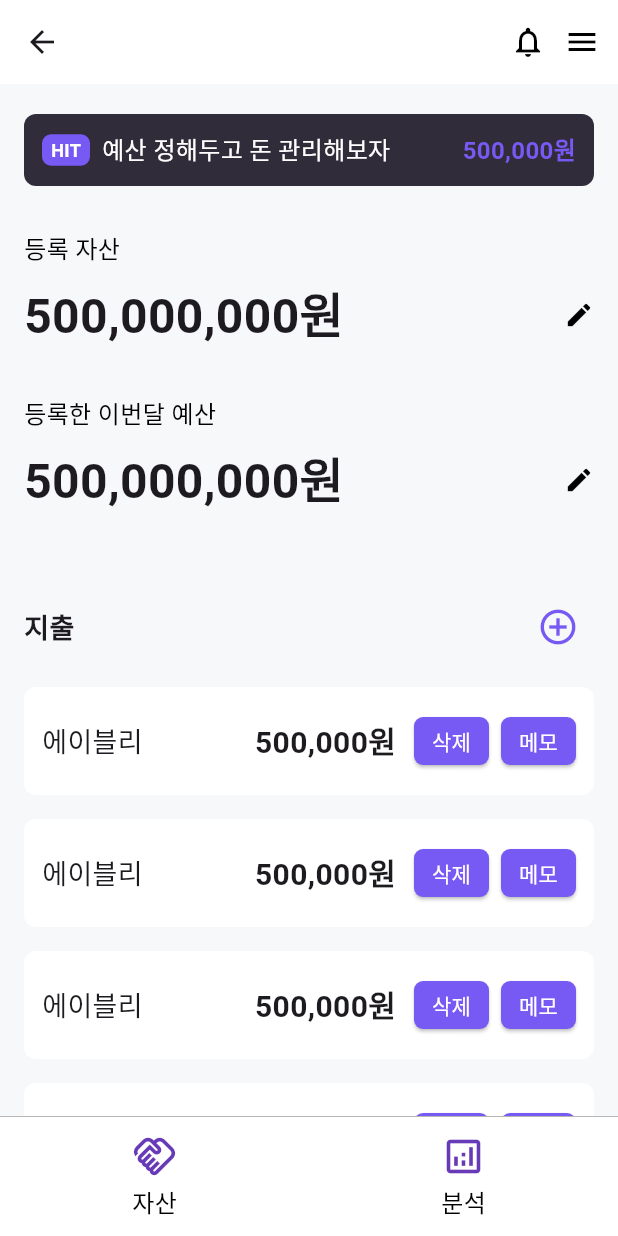
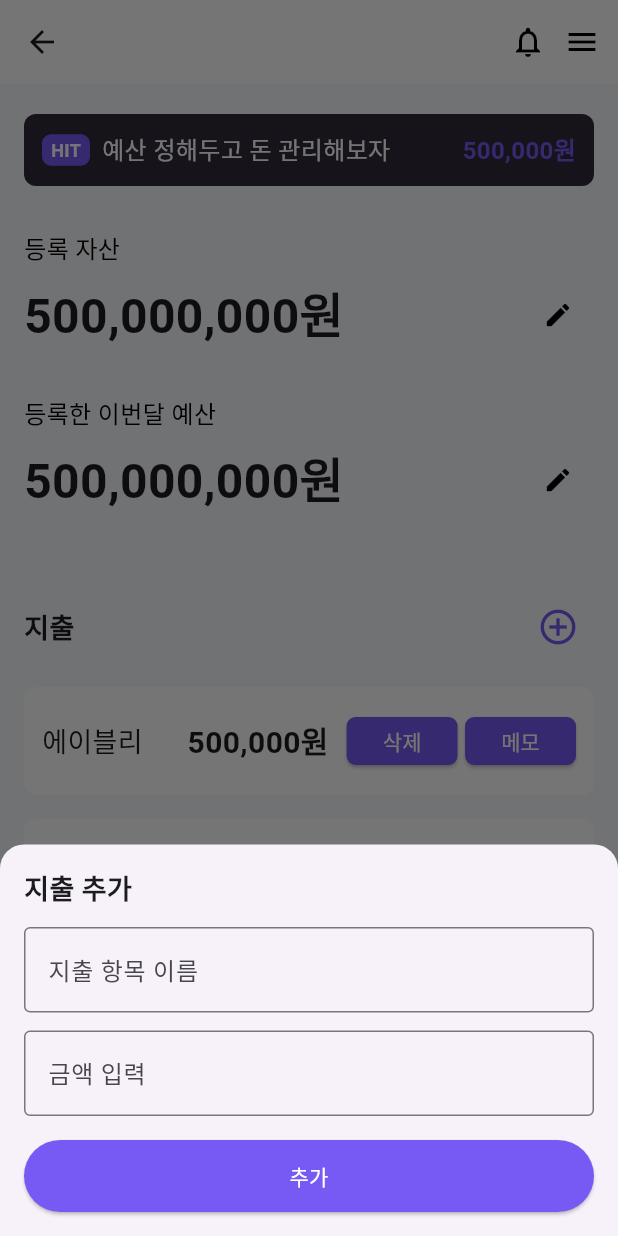
Before and after one commit to kimsiyeon0223/Mmmm, a Flutter app: the PropertyScreen screen opened directly, after a tap on the "add circle outline" icon, on a phone screen of 412 x 824 dp. Run offline on Flutter 3.47's test engine with Material 3 defaults, Android fonts, the light colour scheme and no system bars.

Commit message:
자산, 예산 수정 기능 & 지출 추가 기능

```diff
--- a/lib/screens/property.dart
+++ b/lib/screens/property.dart
@@ -1,8 +1,190 @@
 import 'package:flutter/material.dart';
 import '../components/footer.dart';
 
-class PropertyScreen extends StatelessWidget {
+class PropertyScreen extends StatefulWidget {
   const PropertyScreen({super.key});
+
+  @override
+  State<PropertyScreen> createState() => _PropertyScreenState();
+}
+
+class _PropertyScreenState extends State<PropertyScreen> {
+  String totalAsset = '500,000,000원';
+  String monthlyBudget = '500,000,000원';
+
+  List<Map<String, String>> expenses = [
+    {'name': '에이블리', 'amount': '500,000원'},
+    {'name': '스타벅스', 'amount': '10,000원'},
+  ];
+
+  void showEditModal(
+      String title, String currentValue, Function(String) onSave) {
+    final TextEditingController controller = TextEditingController(
+        text: currentValue.replaceAll('원', '').replaceAll(',', ''));
+
+    showModalBottomSheet(
+      context: context,
+      isScrollControlled: true,
+      shape: const RoundedRectangleBorder(
+          borderRadius: BorderRadius.vertical(top: Radius.circular(16))),
+      builder: (context) {
+        return Padding(
+          padding: EdgeInsets.only(
+            top: 16,
+            left: 16,
+            right: 16,
+            bottom: MediaQuery.of(context).viewInsets.bottom + 16,
+          ),
+          child: Column(
+            mainAxisSize: MainAxisSize.min,
+            crossAxisAlignment: CrossAxisAlignment.start,
+            children: [
+              Text(
+                '$title 수정',
+                style:
+                    const TextStyle(fontSize: 18, fontWeight: FontWeight.bold),
+              ),
+              const SizedBox(height: 12),
+              TextField(
+                controller: controller,
+                keyboardType: TextInputType.number,
+                decoration: const InputDecoration(
+                  hintText: '금액을 입력하세요',
+                  border: OutlineInputBorder(),
+                ),
+              ),
+              const SizedBox(height: 16),
+              ElevatedButton(
+                style: ElevatedButton.styleFrom(
+                  backgroundColor: const Color(0xFF775AF4),
+                  minimumSize: const Size(double.infinity, 48),
+                ),
+                onPressed: () {
+                  String formattedValue =
+                      '${int.parse(controller.text).toString().replaceAllMapped(
+                            RegExp(r'(\d)(?=(\d{3})+(?!\d))'),
+                            (Match m) => '${m[1]},',
+                          )}원';
+                  onSave(formattedValue);
+                  Navigator.of(context).pop();
+                },
+                child: const Text(
+                  '저장',
+                  style: TextStyle(color: Colors.white),
+                ),
+              ),
+            ],
+          ),
+        );
+      },
+    );
+  }
+
+  void showAddExpenseModal() {
+    final TextEditingController nameController = TextEditingController();
+    final TextEditingController amountController = TextEditingController();
+
+    showModalBottomSheet(
+      context: context,
+      isScrollControlled: true,
+      shape: const RoundedRectangleBorder(
+          borderRadius: BorderRadius.vertical(top: Radius.circular(16))),
+      builder: (context) {
+        return Padding(
+          padding: EdgeInsets.only(
+            top: 16,
+            left: 16,
+            right: 16,
+            bottom: MediaQuery.of(context).viewInsets.bottom + 16,
+          ),
+          child: Column(
+            mainAxisSize: MainAxisSize.min,
+            crossAxisAlignment: CrossAxisAlignment.start,
+            children: [
+              const Text(
+                '지출 추가',
+                style: TextStyle(fontSize: 18, fontWeight: FontWeight.bold),
+              ),
+              const SizedBox(height: 12),
+              TextField(
+                controller: nameController,
+                decoration: const InputDecoration(
+                  hintText: '지출 항목 이름',
+                  border: OutlineInputBorder(),
+                ),
+              ),
+              const SizedBox(height: 12),
+              TextField(
+                controller: amountController,
+                keyboardType: TextInputType.number,
+                decoration: const InputDecoration(
+                  hintText: '금액 입력',
+                  border: OutlineInputBorder(),
+                ),
+              ),
+              const SizedBox(height: 16),
+              ElevatedButton(
+                style: ElevatedButton.styleFrom(
+                  backgroundColor: const Color(0xFF775AF4),
+                  minimumSize: const Size(double.infinity, 48),
+                ),
+                onPressed: () {
+                  String formattedAmount =
+                      '${int.parse(amountController.text).toString().replaceAllMapped(
+                            RegExp(r'(\d)(?=(\d{3})+(?!\d))'),
+                            (Match m) => '${m[1]},',
+                          )}원';
+                  setState(() {
+                    expenses.add({
+                      'name': nameController.text,
+                      'amount': formattedAmount,
+                    });
+                  });
+                  Navigator.of(context).pop();
+                },
+                child: const Text(
+                  '추가',
+                  style: TextStyle(color: Colors.white),
+                ),
+              ),
+            ],
+          ),
+        );
+      },
+    );
+  }
+
+  Widget buildSectionHeader(String title, String value, Function() onEdit) {
+    return Column(
+      crossAxisAlignment: CrossAxisAlignment.start,
+      children: [
+        Text(
+          title,
+          style: const TextStyle(
+            fontSize: 16,
+            color: Colors.black,
+          ),
+        ),
+        const SizedBox(height: 8),
+        Row(
+          mainAxisAlignment: MainAxisAlignment.spaceBetween,
+          children: [
+            Text(
+              value,
+              style: const TextStyle(
+                fontSize: 32,
+                fontWeight: FontWeight.bold,
+              ),
+            ),
+            IconButton(
+              icon: const Icon(Icons.edit, color: Colors.black, size: 20),
+              onPressed: onEdit,
+            ),
+          ],
+        ),
+      ],
+    );
+  }
 
   @override
   Widget build(BuildContext context) {
@@ -11,7 +193,6 @@ class PropertyScreen extends StatelessWidget {
       appBar: AppBar(
         backgroundColor: Colors.white,
         elevation: 0,
-        title: const SizedBox.shrink(),
         actions: const [
           Icon(Icons.notifications_none, color: Colors.black),
           SizedBox(width: 12),
@@ -75,9 +256,21 @@ class PropertyScreen extends StatelessWidget {
                 ),
               ),
               const SizedBox(height: 30),
-              buildSectionHeader('등록 자산', '500,000,000원'),
+              buildSectionHeader(
+                '등록 자산',
+                totalAsset,
+                () => showEditModal('등록 자산', totalAsset, (newValue) {
+                  setState(() => totalAsset = newValue);
+                }),
+              ),
               const SizedBox(height: 30),
-              buildSectionHeader('등록한 이번달 예산', '500,000,000원'),
+              buildSectionHeader(
+                '등록한 이번달 예산',
+                monthlyBudget,
+                () => showEditModal('등록한 이번달 예산', monthlyBudget, (newValue) {
+                  setState(() => monthlyBudget = newValue);
+                }),
+              ),
               const SizedBox(height: 50),
               Row(
                 mainAxisAlignment: MainAxisAlignment.spaceBetween,
@@ -92,15 +285,13 @@ class PropertyScreen extends StatelessWidget {
                       color: Color(0xFF775AF4),
                       size: 28,
                     ),
-                    onPressed: () {
-                      print("지출 추가 버튼 클릭됨");
-                    },
+                    onPressed: showAddExpenseModal,
                   ),
                 ],
               ),
               const SizedBox(height: 16),
               Column(
-                children: List.generate(4, (index) {
+                children: expenses.map((expense) {
                   return Container(
                     margin: const EdgeInsets.only(bottom: 16),
                     padding: const EdgeInsets.all(12),
@@ -111,15 +302,15 @@ class PropertyScreen extends StatelessWidget {
                     child: Row(
                       mainAxisAlignment: MainAxisAlignment.spaceBetween,
                       children: [
-                        const Text(
-                          '에이블리',
-                          style: TextStyle(fontSize: 18),
+                        Text(
+                          expense['name']!,
+                          style: const TextStyle(fontSize: 18),
                         ),
                         Row(
                           children: [
-                            const Text(
-                              '500,000원',
-                              style: TextStyle(
+                            Text(
+                              expense['amount']!,
+                              style: const TextStyle(
                                 fontSize: 20,
                                 fontWeight: FontWeight.bold,
                               ),
@@ -129,41 +320,33 @@ class PropertyScreen extends StatelessWidget {
                               onPressed: () {},
                               style: ElevatedButton.styleFrom(
                                 backgroundColor: const Color(0xFF775AF4),
-                                padding:
-                                    const EdgeInsets.symmetric(horizontal: 12),
                                 minimumSize: const Size(50, 32),
                                 shape: RoundedRectangleBorder(
                                   borderRadius: BorderRadius.circular(6),
                                 ),
                               ),
-                              child: const Text(
-                                '삭제',
-                                style: TextStyle(color: Colors.white),
-                              ),
+                              child: const Text('삭제',
+                                  style: TextStyle(color: Colors.white)),
                             ),
-                            const SizedBox(width: 8),
+                            const SizedBox(width: 5),
                             ElevatedButton(
                               onPressed: () {},
                               style: ElevatedButton.styleFrom(
                                 backgroundColor: const Color(0xFF775AF4),
-                                padding:
-                                    const EdgeInsets.symmetric(horizontal: 12),
                                 minimumSize: const Size(50, 32),
                                 shape: RoundedRectangleBorder(
                                   borderRadius: BorderRadius.circular(6),
                                 ),
                               ),
-                              child: const Text(
-                                '메모',
-                                style: TextStyle(color: Colors.white),
-                              ),
+                              child: const Text('메모',
+                                  style: TextStyle(color: Colors.white)),
                             ),
                           ],
                         ),
                       ],
                     ),
                   );
-                }),
+                }).toList(),
               ),
               const SizedBox(height: 50),
             ],
@@ -173,37 +356,4 @@ class PropertyScreen extends StatelessWidget {
       bottomNavigationBar: const Footer(),
     );
   }
-
-  Widget buildSectionHeader(String title, String value) {
-    return Column(
-      crossAxisAlignment: CrossAxisAlignment.start,
-      children: [
-        Text(
-          title,
-          style: const TextStyle(
-            fontSize: 16,
-            color: Colors.black,
-          ),
-        ),
-        const SizedBox(height: 8),
-        Row(
-          mainAxisAlignment: MainAxisAlignment.spaceBetween,
-          children: [
-            Text(
-              value,
-              style: const TextStyle(
-                fontSize: 32,
-                fontWeight: FontWeight.bold,
-              ),
-            ),
-            const Icon(
-              Icons.edit,
-              color: Colors.black,
-              size: 20,
-            ),
-          ],
-        ),
-      ],
-    );
-  }
 }
```
